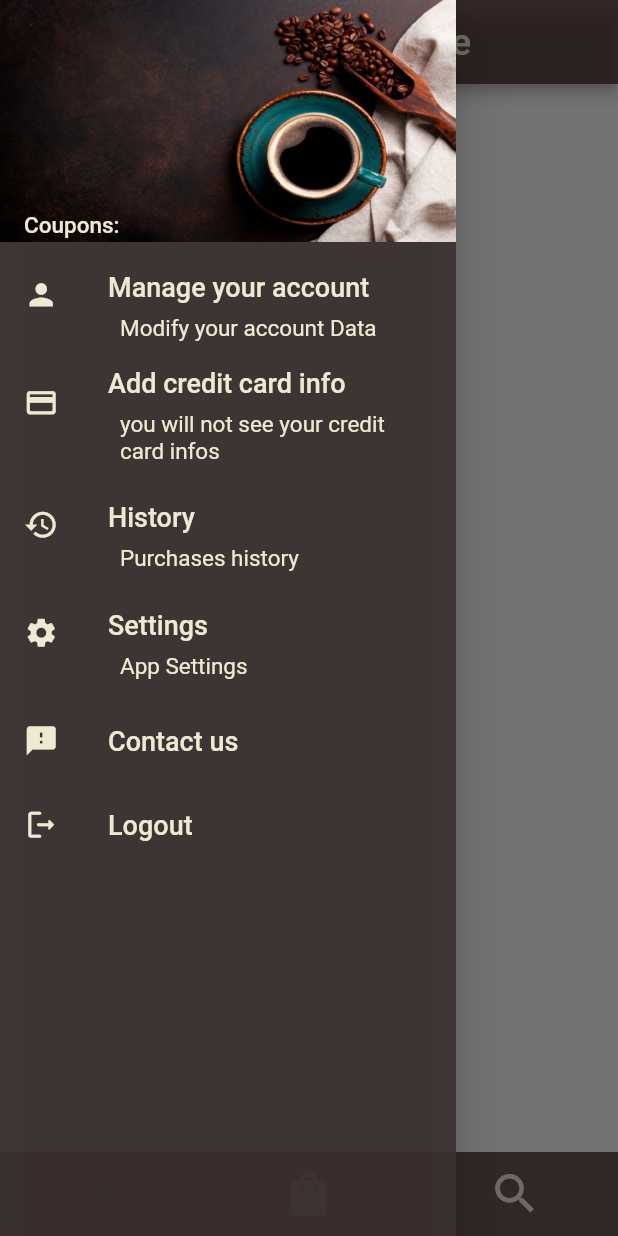
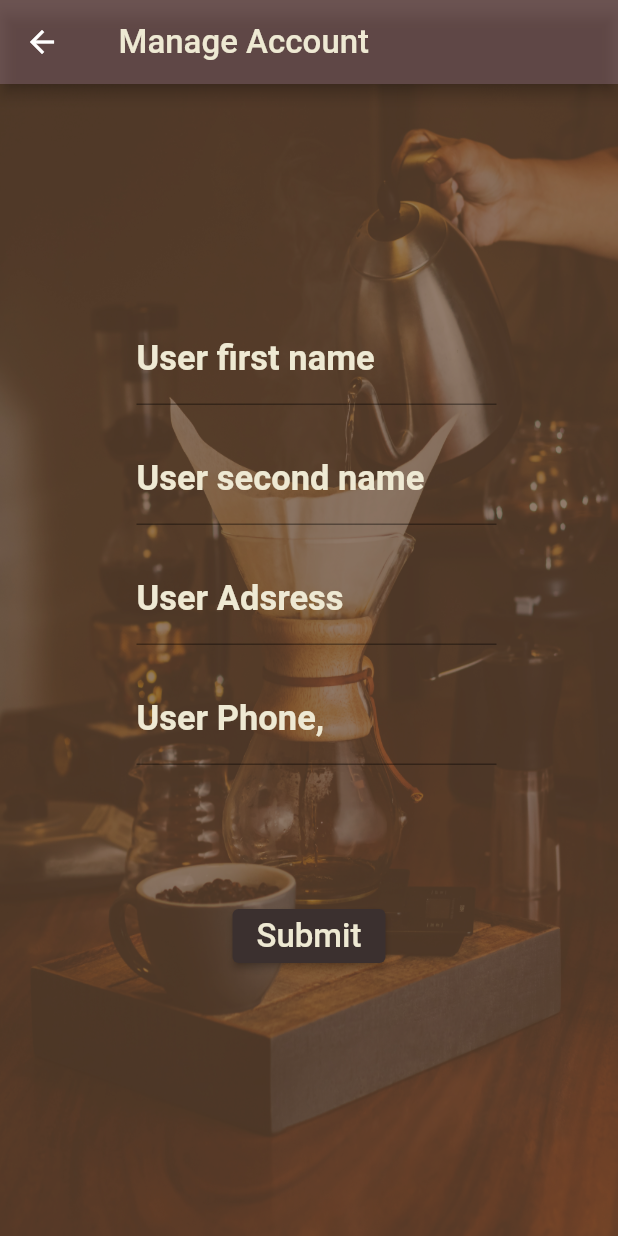
Before and after one commit to Rezayek/CoffeeApp, a Flutter app: the MainNavigationView screen opened directly, in the side drawer, after a tap on "Manage your account", on a phone screen of 412 x 824 dp. Run offline on Flutter 3.47's test engine with Material 2 defaults, Android fonts, the phone set to English and light mode, and no system bars; our stand-ins replace bloc, cloud_firestore, firebase_auth, firebase_core, flutter_bloc; accounts and stored records are empty; network calls fail.

Commit message:
add account manager

```diff
--- a/lib/services/auth/cloud_user/cloud_user_exceptions.dart
+++ b/lib/services/auth/cloud_user/cloud_user_exceptions.dart
@@ -1,5 +1,5 @@
 class UserStorageException implements Exception {
   const UserStorageException();
 }
-
+class CouldNotUpdateUserDataEception implements Exception{}
 class CouldNotFoundUserDataException extends UserStorageException{}
--- a/lib/services/auth/cloud_user/firabase_user_cloud_storage.dart
+++ b/lib/services/auth/cloud_user/firabase_user_cloud_storage.dart
@@ -48,4 +48,24 @@ class FirebaseUserCloudStorage {
       throw CouldNotFoundUserDataException();
     }
   }
+
+  Future<void> updateUserData({
+    required String userDataId,
+    required String userFirstName,
+    required String userSecondName,
+    required String userAddress,
+    required String userPhone,
+  }) async {
+    try {
+      await users.doc(userDataId).update({
+        firstName: userFirstName,
+        secondName: userSecondName,
+        address: userAddress,
+        phone: userPhone,
+      });
+
+    } catch (e) {
+      throw CouldNotUpdateUserDataEception();
+    }
+  }
 }
--- /dev/null
+++ b/lib/utilities/dialogs/manage_account_dialog.dart
@@ -0,0 +1,12 @@
+import 'package:coffee_app/utilities/dialogs/generic_dialog.dart';
+import 'package:flutter/cupertino.dart';
+
+Future<bool> showManageAccountDialog({required BuildContext context}) {
+  return showGenericDialog(
+      context: context,
+      title: 'Changing user infos',
+      content: 'Are you sure about changing your data ?',
+      optionBuilder: () => {'No': false, 'Yes': true}).then(
+    (value) => value ,
+  );
+}
--- a/lib/views/drawer_views/drawer_main_view.dart
+++ b/lib/views/drawer_views/drawer_main_view.dart
@@ -5,8 +5,11 @@ import 'package:coffee_app/services/auth/bloc/auth_event.dart';
 import 'package:coffee_app/services/auth/cloud_user/auth_user_data.dart';
 import 'package:coffee_app/services/auth/cloud_user/firabase_user_cloud_storage.dart';
 import 'package:coffee_app/utilities/dialogs/logout_dialog.dart';
+import 'package:coffee_app/views/drawer_views/inner_views/manage_account.dart';
 import 'package:flutter/material.dart';
+
 import 'package:flutter_bloc/flutter_bloc.dart';
+import 'dart:developer' as devtools show log;
 
 class DrawerMainView extends StatefulWidget {
   DrawerMainView({Key? key}) : super(key: key);
@@ -35,6 +38,7 @@ class _DrawerMainViewState extends State<DrawerMainView> {
               case ConnectionState.done:
                 if (snapshot.hasData) {
                   final userInfo = snapshot.data as Iterable<AuthUserData>;
+
                   return ListView(
                     children: [
                       UserAccountsDrawerHeader(
@@ -75,7 +79,8 @@ class _DrawerMainViewState extends State<DrawerMainView> {
                           ),
                         ),
                       ),
-                      ListTile(
+                      InkWell(
+                        child: ListTile(
                           leading: const Icon(
                             Icons.person,
                             color: coffeeCakeColor,
@@ -98,9 +103,20 @@ class _DrawerMainViewState extends State<DrawerMainView> {
                               ),
                             ),
                           ),
-                        onTap: () {},
+                          onTap: () {
+
+                            Navigator.push(
+                              context,
+                              MaterialPageRoute(
+                                builder: (context) =>
+                                    ManageAccountView(userId: userInfo.elementAt(0).userId,userDataId: userInfo.elementAt(0).userDataId ),
                               ),
-                      ListTile(
+                            );
+                          },
+                        ),
+                      ),
+                      InkWell(
+                        child: ListTile(
                           leading: const Icon(
                             Icons.credit_card_rounded,
                             color: coffeeCakeColor,
@@ -125,7 +141,9 @@ class _DrawerMainViewState extends State<DrawerMainView> {
                           ),
                           onTap: () {},
                         ),
-                      ListTile(
+                      ),
+                      InkWell(
+                        child: ListTile(
                           leading: const Icon(
                             Icons.history,
                             color: coffeeCakeColor,
@@ -150,7 +168,9 @@ class _DrawerMainViewState extends State<DrawerMainView> {
                           ),
                           onTap: () {},
                         ),
-                      ListTile(
+                      ),
+                      InkWell(
+                        child: ListTile(
                           leading: const Icon(
                             Icons.settings,
                             color: coffeeCakeColor,
@@ -175,7 +195,9 @@ class _DrawerMainViewState extends State<DrawerMainView> {
                           ),
                           onTap: () {},
                         ),
-                      ListTile(
+                      ),
+                      InkWell(
+                        child: ListTile(
                           leading: const Icon(
                             Icons.feedback_rounded,
                             color: coffeeCakeColor,
@@ -190,7 +212,9 @@ class _DrawerMainViewState extends State<DrawerMainView> {
                           ),
                           onTap: () {},
                         ),
-                      ListTile(
+                      ),
+                      InkWell(
+                        child: ListTile(
                           leading: const Icon(
                             Icons.logout_rounded,
                             color: coffeeCakeColor,
@@ -204,13 +228,15 @@ class _DrawerMainViewState extends State<DrawerMainView> {
                             ),
                           ),
                           onTap: () async {
-                          final shouldLogOut = await showLogOutDialog(context);
+                            final shouldLogOut =
+                                await showLogOutDialog(context);
                             if (shouldLogOut) {
                               context
                                   .read<AuthBloc>()
                                   .add(const AuthEventLogOut());
                             }
                           },
+                        ),
                       ),
                     ],
                   );
@@ -230,6 +256,16 @@ class _DrawerMainViewState extends State<DrawerMainView> {
                   child: CircularProgressIndicator(),
                 );
 
+              case ConnectionState.none:
+                return Center(
+                  child: IconButton(
+                    onPressed: () {
+                      Navigator.pop(context);
+                    },
+                    icon: Icon(Icons.replay_outlined),
+                  ),
+                );
+
               default:
                 return Center(
                   child: IconButton(
--- /dev/null
+++ b/lib/views/drawer_views/inner_views/manage_account.dart
@@ -0,0 +1,255 @@
+
+import 'package:coffee_app/constants/colors.dart';
+import 'package:coffee_app/services/auth/cloud_user/auth_user_data.dart';
+import 'package:coffee_app/services/auth/cloud_user/cloud_user_exceptions.dart';
+import 'package:coffee_app/services/auth/cloud_user/firabase_user_cloud_storage.dart';
+import 'package:coffee_app/utilities/dialogs/error_dialog.dart';
+import 'package:coffee_app/utilities/dialogs/manage_account_dialog.dart';
+
+import 'package:flutter/material.dart';
+
+
+
+class ManageAccountView extends StatefulWidget {
+  final String userId;
+  final String userDataId;
+
+  // ignore: prefer_const_constructors_in_immutables
+  ManageAccountView({Key? key, required this.userId, required this.userDataId}) : super(key: key);
+
+  @override
+  State<ManageAccountView> createState() =>
+      // ignore: no_logic_in_create_state
+      _ManageAccountViewState(userId: userId, userDataId:  userDataId);
+}
+
+class _ManageAccountViewState extends State<ManageAccountView> {
+  final String userId;
+  final String userDataId;
+  late final Iterable<AuthUserData> userData;
+
+  final _formKey = GlobalKey<FormState>();
+  _ManageAccountViewState({required this.userId, required this.userDataId});
+  final FirebaseUserCloudStorage _userData = FirebaseUserCloudStorage();
+
+  late final TextEditingController _userFirstName;
+  late final TextEditingController _userSecondName;
+  late final TextEditingController _userAddress;
+  late final TextEditingController _userPhone;
+
+  late final List<TextEditingController> controllerList = [
+    _userFirstName,
+    _userSecondName,
+    _userAddress,
+    _userPhone,
+  ];
+  final List<String> labelText = [
+    'User first name',
+    'User second name',
+    'User Adsress',
+    'User Phone,'
+  ];
+  void asignControllers(Iterable<AuthUserData> userData) {
+    _userFirstName.text = userData.elementAt(0).userFirstName;
+    _userSecondName.text = userData.elementAt(0).userSecondName;
+    _userAddress.text = userData.elementAt(0).userAddress;
+    _userPhone.text = userData.elementAt(0).userPhone;
+  }
+
+  @override
+  void initState() {
+    _userFirstName = TextEditingController();
+    _userSecondName = TextEditingController();
+    _userAddress = TextEditingController();
+    _userPhone = TextEditingController();
+
+    super.initState();
+  }
+
+  @override
+  void dispose() {
+    _userAddress.dispose();
+    _userFirstName.dispose();
+    _userAddress.dispose();
+    _userPhone.dispose();
+    super.dispose();
+  }
+
+  @override
+  Widget build(BuildContext context) {
+    return Scaffold(
+      resizeToAvoidBottomInset: false,
+      appBar: AppBar(
+        backgroundColor: brownCoffeeColor.withOpacity(0.8),
+        title: Row(
+          children: const [
+            SizedBox(
+              width: 7,
+            ),
+            Text(
+              'Manage Account',
+              style: TextStyle(
+                color: coffeeCakeColor,
+                fontSize: 22,
+                fontWeight: FontWeight.w500,
+              ),
+            ),
+          ],
+        ),
+      ),
+      body: Stack(
+        alignment: Alignment.center,
+        children: [
+          Positioned(
+            child: Container(
+              decoration: const BoxDecoration(
+                image: DecorationImage(
+                  image: AssetImage('assets/picture-4.jpg'),
+                  fit: BoxFit.fill,
+                ),
+              ),
+            ),
+          ),
+          Positioned(
+            child: Container(
+              decoration: BoxDecoration(
+                color: irishCoffeeColor.withOpacity(0.7),
+              ),
+            ),
+          ),
+          Positioned(
+            child: Padding(
+              padding: const EdgeInsets.all(16.0),
+              child: SizedBox(
+                height: 480,
+                width: 250,
+                child: Column(
+                  crossAxisAlignment: CrossAxisAlignment.center,
+                  children: [
+                    Center(
+                      child: FutureBuilder(
+                          future: _userData.getUserData(userAcountId: userId),
+                          builder: (context, snapshot) {
+                            switch (snapshot.connectionState) {
+                              case ConnectionState.done:
+                                if (snapshot.hasData) {
+                                  final userData =
+                                      snapshot.data as Iterable<AuthUserData>;
+                                  asignControllers(userData);
+                                  return SizedBox(
+                                    height: 400,
+                                    width: 250,
+                                    child: Form(
+                                      key: _formKey,
+                                      child: ListView.builder(
+                                        itemCount: controllerList.length,
+                                        itemBuilder: (context, index) {
+                                          return SizedBox(
+                                            height: 80,
+                                            width: 250,
+                                            child: Padding(
+                                              padding: const EdgeInsets.only(
+                                                top: 10,
+                                                bottom: 10,
+                                                left: 10,
+                                              ),
+                                              child: TextFormField(
+                                                autocorrect: false,
+                                                controller:
+                                                    controllerList[index],
+                                                decoration: InputDecoration(
+                                                  labelText: labelText[index],
+                                                  labelStyle: const TextStyle(
+                                                    color: coffeeCakeColor,
+                                                    fontWeight: FontWeight.w600,
+                                                    fontSize: 23,
+                                                  ),
+                                                ),
+                                                validator: (value) {
+                                                  if (value == null ||
+                                                      value.isEmpty) {
+                                                    return;
+                                                  } else {
+                                                    return null;
+                                                  }
+                                                },
+                                              ),
+                                            ),
+                                          );
+                                        },
+                                      ),
+                                    ),
+                                  );
+                                } else {
+                                  return const Center(
+                                    child: CircularProgressIndicator(),
+                                  );
+                                }
+                              case ConnectionState.waiting:
+                                return const Center(
+                                  child: CircularProgressIndicator(),
+                                );
+                              default:
+                                return const Center(
+                                  child: CircularProgressIndicator(),
+                                );
+                            }
+                          }),
+                    ),
+                    ElevatedButton(
+                      onPressed: () async {
+                        if (_formKey.currentState!.validate()) {
+                          final changeData =
+                              await showManageAccountDialog(context: context);
+                          if (changeData == true) {
+                            try {
+                              await _userData.updateUserData(
+                                userDataId: userDataId,
+                                userFirstName: _userFirstName.text,
+                                userSecondName: _userSecondName.text,
+                                userAddress: _userAddress.text,
+                                userPhone: _userPhone.text,
+                              );
+
+                              Navigator.push(
+                                context,
+                                MaterialPageRoute(
+                                  builder: (context) => ManageAccountView(
+                                      userId: userId, userDataId: userDataId,),
+                                ),
+                              );
+                            } on CouldNotUpdateUserDataEception catch (_) {
+                              showErrorDialog(context,
+                                  'could not update the data try again');
+                            }
+                          }
+                        }
+                      },
+                      style: ButtonStyle(
+                          backgroundColor:
+                              MaterialStateProperty.all(blackCoffeeColor)),
+                      child: Container(
+                        decoration: BoxDecoration(
+                          color: blackCoffeeColor,
+                          borderRadius: BorderRadius.circular(26),
+                        ),
+                        child: const Text(
+                          'Submit',
+                          style: TextStyle(
+                            color: coffeeCakeColor,
+                            fontSize: 22,
+                            fontWeight: FontWeight.w500,
+                          ),
+                        ),
+                      ),
+                    ),
+                  ],
+                ),
+              ),
+            ),
+          ),
+        ],
+      ),
+    );
+  }
+}
```
Lines whose indentation alone changed are shown as unchanged.
